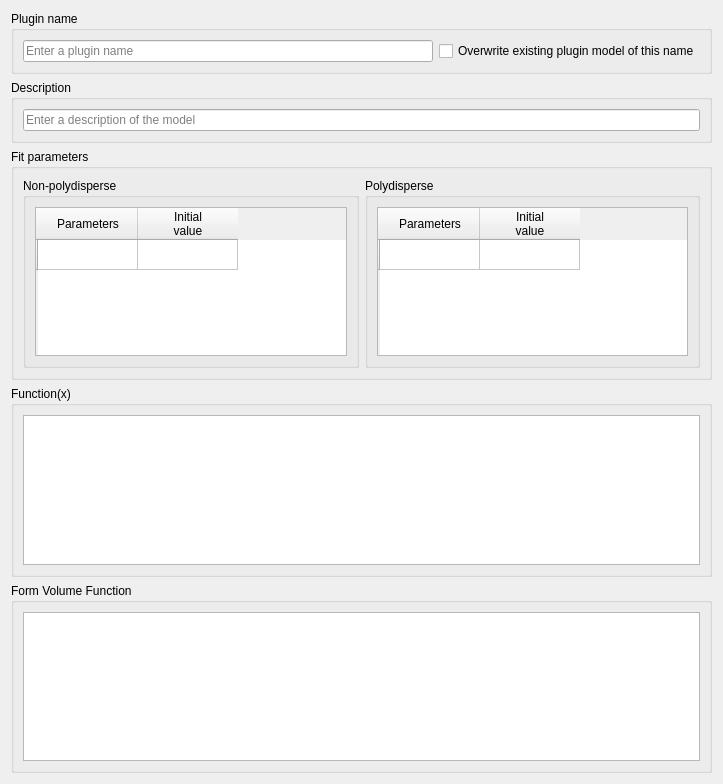
This is src/sas/qtgui/Utilities/UI/PluginDefinitionUI.ui in SasView/sasview as Qt 5 draws it before an edit. The edited form follows.
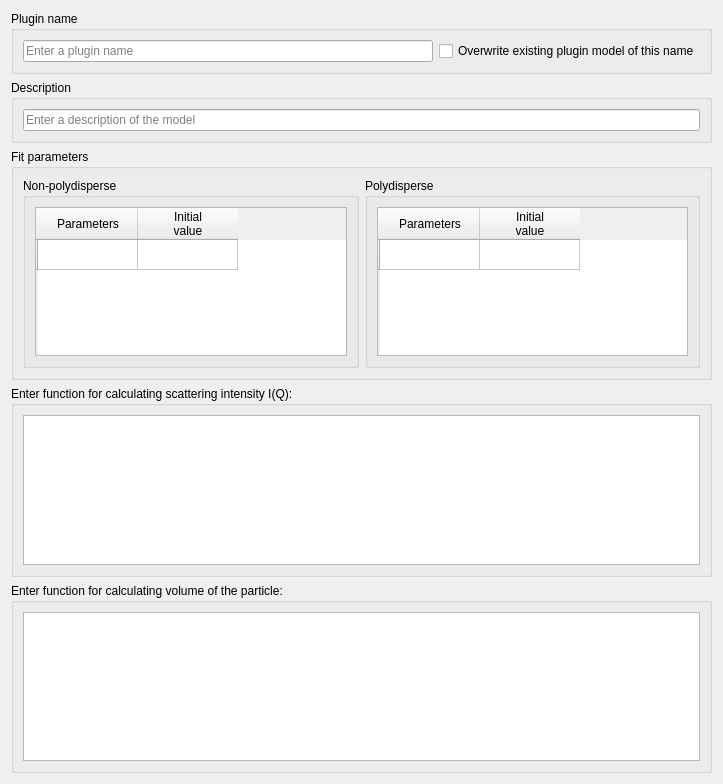
This is the edited form.

Commit message: Change tooltips, GUI discriptions, and sample functions for clarity

Diff of the .ui file:
```diff
--- a/src/sas/qtgui/Utilities/UI/PluginDefinitionUI.ui
+++ b/src/sas/qtgui/Utilities/UI/PluginDefinitionUI.ui
@@ -84,7 +84,7 @@
    <item row="3" column="0">
     <widget class="QGroupBox" name="groupBox_2">
      <property name="title">
-      <string>Function(x)</string>
+      <string>Enter function for calculating scattering intensity I(Q):</string>
      </property>
      <layout class="QGridLayout" name="gridLayout_6">
       <item row="0" column="0">
@@ -152,7 +152,7 @@
    <item row="4" column="0">
     <widget class="QGroupBox" name="formFunctionBox">
      <property name="title">
-      <string>Form Volume Function</string>
+      <string>Enter function for calculating volume of the particle:</string>
      </property>
      <layout class="QGridLayout" name="gridLayout_9">
       <item row="0" column="0">
```
The commit also changes 2 other files.
